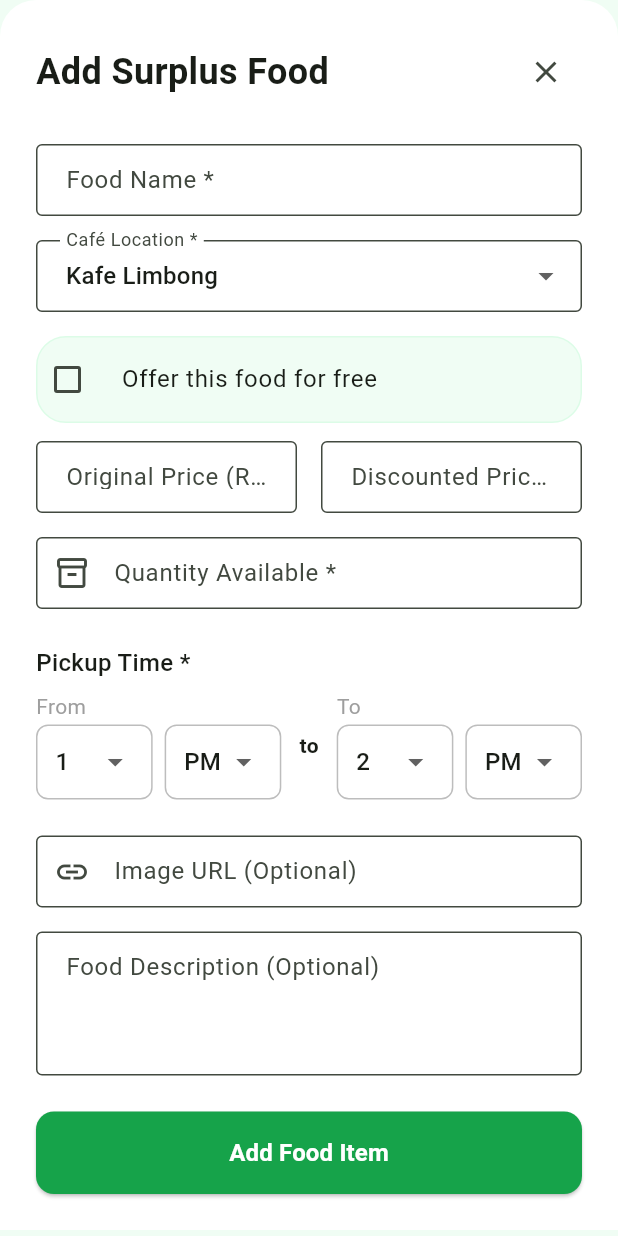
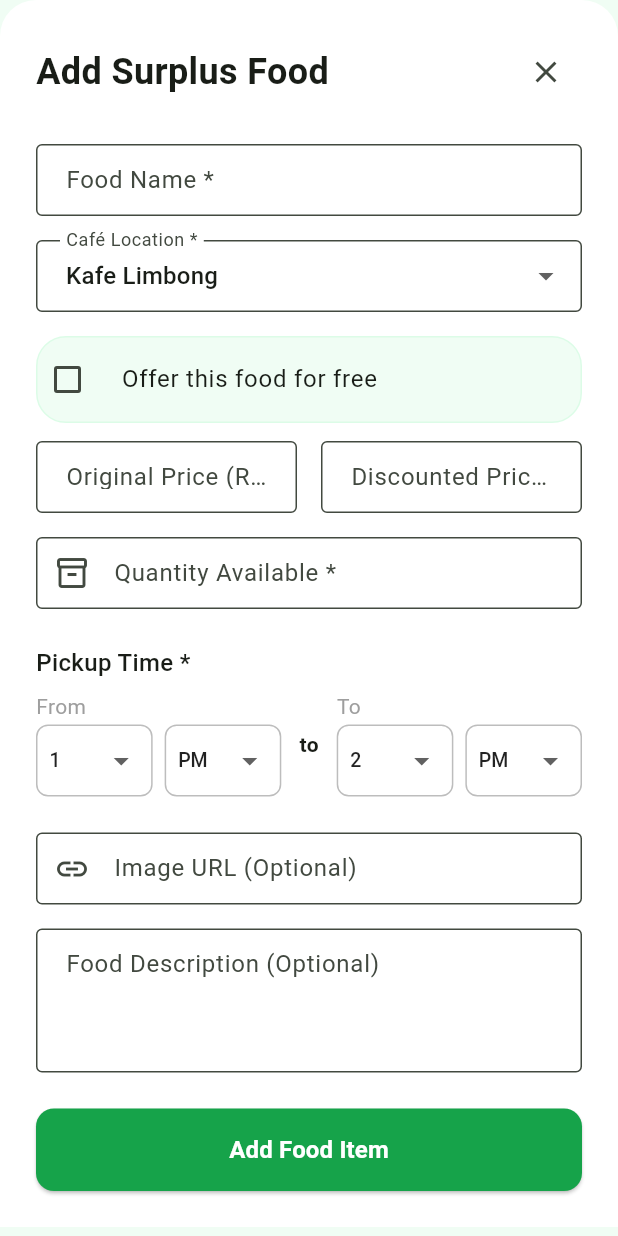
Before and after one commit to NazirulImran/zero_waste_cafe, a Flutter app: the AddFoodModal widget shown alone on an empty page, opened directly, on a phone screen of 412 x 824 dp. Run offline on Flutter 3.47's test engine with Material 3 defaults, Android fonts, the phone set to English and light mode, and no system bars; our stand-ins replace cached_network_image, qr_flutter; network calls fail.

Commit message:
update "AM" and "PM" font size in phone

```diff
--- a/lib/widgets/add_food_modal.dart
+++ b/lib/widgets/add_food_modal.dart
@@ -384,7 +384,7 @@ class _AddFoodModalState extends State<AddFoodModal> {
   Widget _buildTimeDropdown(
       List<String> items, String value, Function(String?) onChanged) {
     return Container(
-      padding: const EdgeInsets.symmetric(horizontal: 12),
+      padding: const EdgeInsets.symmetric(horizontal: 8, vertical: 11), // Reduced padding slightly
       decoration: BoxDecoration(
         border: Border.all(color: Colors.grey[400]!),
         borderRadius: BorderRadius.circular(8),
@@ -393,8 +393,26 @@ class _AddFoodModalState extends State<AddFoodModal> {
         child: DropdownButton<String>(
           value: value,
           isExpanded: true,
+          // 1. Add 'isDense' to compact the layout
+          isDense: true,
+          // 2. Set the style for the SELECTED item text
+          style: const TextStyle(
+            color: Colors.black87,
+            fontSize: 13, // <--- Smaller font size (try 12 or 13)
+            fontWeight: FontWeight.w500,
+          ),
           items: items.map((item) {
-            return DropdownMenuItem(value: item, child: Text(item));
+            return DropdownMenuItem(
+              value: item,
+              // 3. Set the style for the MENU items text
+              child: Text(
+                item,
+                style: const TextStyle(
+                  fontSize: 13, // <--- Match the size here
+                  color: Colors.black87,
+                ),
+              ),
+            );
           }).toList(),
           onChanged: onChanged,
         ),
```
